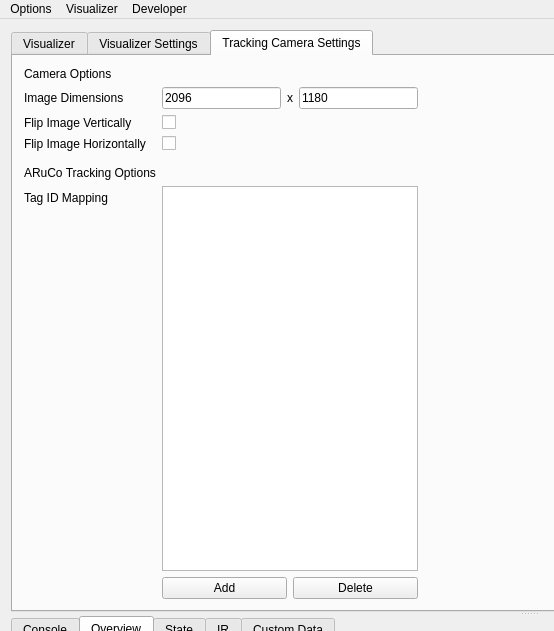
yorkrobotlab/ardebug, file mainwindow.ui: the form before one commit; both pictures show x 0 to 554 and y 0 to 631 of the 1058 by 913 pixel window.
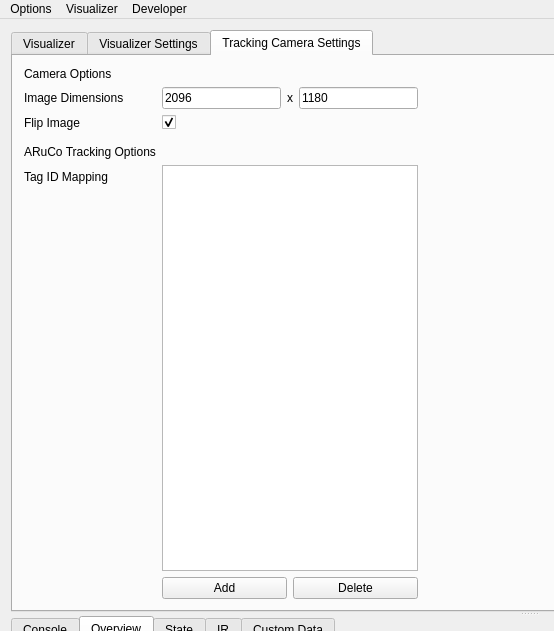
The form after the commit. The open tabs and pages were chosen to show the change.

Commit message: Reducing image flip to single boolean - ARuCo cannot track tags unless flipped on both axis

The edit to the form file:
```diff
--- a/mainwindow.ui
+++ b/mainwindow.ui
@@ -44,7 +44,7 @@
          </size>
         </property>
         <property name="currentIndex">
-         <number>2</number>
+         <number>0</number>
         </property>
         <widget class="QWidget" name="visualizerTab">
          <property name="sizePolicy">
@@ -126,6 +126,13 @@
          <layout class="QFormLayout" name="formLayout_8">
           <item row="0" column="0">
            <layout class="QFormLayout" name="formLayout_7">
+            <item row="0" column="0">
+             <widget class="QLabel" name="label_8">
+              <property name="text">
+               <string>Camera Options</string>
+              </property>
+             </widget>
+            </item>
             <item row="1" column="0">
              <widget class="QLabel" name="label_5">
               <property name="text">
@@ -185,35 +192,45 @@
             <item row="2" column="0">
              <widget class="QLabel" name="label_10">
               <property name="text">
-               <string>Flip Image Vertically</string>
+               <string>Flip Image</string>
+              </property>
+             </widget>
+            </item>
+            <item row="2" column="1">
+             <widget class="QCheckBox" name="flipImageCheckBox">
+              <property name="text">
+               <string/>
+              </property>
+              <property name="checked">
+               <bool>true</bool>
               </property>
              </widget>
             </item>
             <item row="3" column="0">
-             <widget class="QLabel" name="label_19">
-              <property name="text">
-               <string>Flip Image Horizontally</string>
-              </property>
-             </widget>
-            </item>
-            <item row="4" column="0">
              <widget class="Line" name="line_2">
               <property name="orientation">
                <enum>Qt::Horizontal</enum>
               </property>
              </widget>
             </item>
-            <item row="6" column="0">
+            <item row="4" column="0">
+             <widget class="QLabel" name="label_9">
+              <property name="text">
+               <string>ARuCo Tracking Options</string>
+              </property>
+             </widget>
+            </item>
+            <item row="5" column="0">
              <widget class="QLabel" name="label_7">
               <property name="text">
                <string>Tag ID Mapping</string>
               </property>
              </widget>
             </item>
-            <item row="6" column="1">
+            <item row="5" column="1">
              <widget class="QTableWidget" name="tagMappingTable"/>
             </item>
-            <item row="7" column="1">
+            <item row="6" column="1">
              <layout class="QHBoxLayout" name="horizontalLayout_2">
               <item>
                <widget class="QPushButton" name="tagMappingAddButton">
@@ -231,34 +248,6 @@
               </item>
              </layout>
             </item>
-            <item row="0" column="0">
-             <widget class="QLabel" name="label_8">
-              <property name="text">
-               <string>Camera Options</string>
-              </property>
-             </widget>
-            </item>
-            <item row="5" column="0">
-             <widget class="QLabel" name="label_9">
-              <property name="text">
-               <string>ARuCo Tracking Options</string>
-              </property>
-             </widget>
-            </item>
-            <item row="2" column="1">
-             <widget class="QCheckBox" name="flipImageVerticallyCheckBox">
-              <property name="text">
-               <string/>
-              </property>
-             </widget>
-            </item>
-            <item row="3" column="1">
-             <widget class="QCheckBox" name="flipImageHorizontallyCheckBox">
-              <property name="text">
-               <string/>
-              </property>
-             </widget>
-            </item>
            </layout>
           </item>
          </layout>
@@ -380,7 +369,7 @@
         </sizepolicy>
        </property>
        <property name="currentIndex">
-        <number>2</number>
+        <number>1</number>
        </property>
        <widget class="QWidget" name="consoleTab">
         <attribute name="title">
```
The commit also changes 5 other files.
